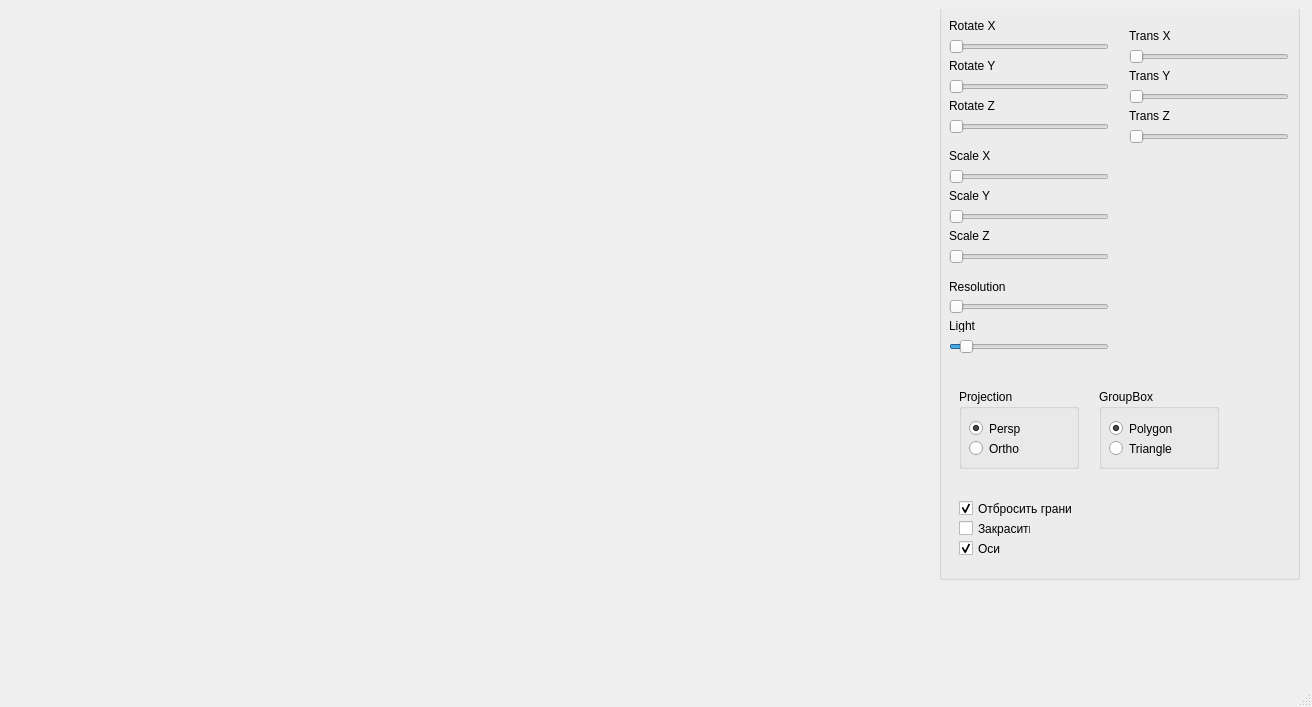
Before: the Qt Designer form mainwindow.ui in YuriyKortev/Qt-OpenGL-ES-Dodecahedron, drawn with Qt 5.
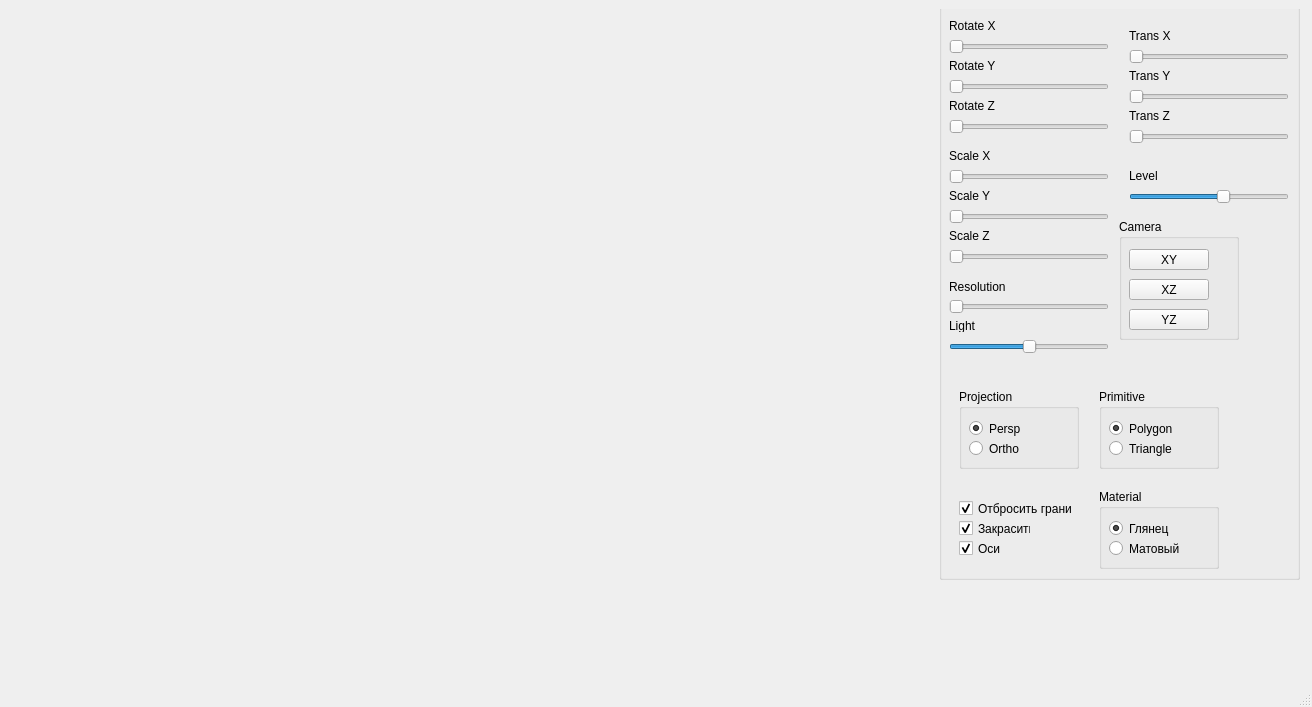
After: the same form once the commit is applied. Custom widgets are drawn as their Qt base class.

Diff of the .ui file:
```diff
--- a/mainwindow.ui
+++ b/mainwindow.ui
@@ -403,6 +403,9 @@
         <property name="text">
          <string>Закрасить</string>
         </property>
+        <property name="checked">
+         <bool>true</bool>
+        </property>
        </widget>
        <widget class="QSlider" name="horizontalSlider_10">
         <property name="geometry">
@@ -446,10 +449,10 @@
          </rect>
         </property>
         <property name="maximum">
-         <number>700</number>
+         <number>2000</number>
         </property>
         <property name="value">
-         <number>49</number>
+         <number>1000</number>
         </property>
         <property name="orientation">
          <enum>Qt::Horizontal</enum>
@@ -520,7 +523,7 @@
          </rect>
         </property>
         <property name="title">
-         <string>GroupBox</string>
+         <string>Primitive</string>
         </property>
         <widget class="QRadioButton" name="radioButton_3">
          <property name="geometry">
@@ -552,6 +555,132 @@
          </property>
         </widget>
        </widget>
+       <widget class="QSlider" name="horizontalSlider_12">
+        <property name="geometry">
+         <rect>
+          <x>190</x>
+          <y>200</y>
+          <width>160</width>
+          <height>16</height>
+         </rect>
+        </property>
+        <property name="maximum">
+         <number>15</number>
+        </property>
+        <property name="value">
+         <number>9</number>
+        </property>
+        <property name="orientation">
+         <enum>Qt::Horizontal</enum>
+        </property>
+       </widget>
+       <widget class="QLabel" name="label_12">
+        <property name="geometry">
+         <rect>
+          <x>190</x>
+          <y>180</y>
+          <width>47</width>
+          <height>13</height>
+         </rect>
+        </property>
+        <property name="text">
+         <string>Level</string>
+        </property>
+       </widget>
+       <widget class="QGroupBox" name="groupBox_4">
+        <property name="geometry">
+         <rect>
+          <x>160</x>
+          <y>500</y>
+          <width>120</width>
+          <height>80</height>
+         </rect>
+        </property>
+        <property name="title">
+         <string>Material</string>
+        </property>
+        <widget class="QRadioButton" name="radioButton_5">
+         <property name="geometry">
+          <rect>
+           <x>10</x>
+           <y>30</y>
+           <width>84</width>
+           <height>19</height>
+          </rect>
+         </property>
+         <property name="text">
+          <string>Глянец</string>
+         </property>
+         <property name="checked">
+          <bool>true</bool>
+         </property>
+        </widget>
+        <widget class="QRadioButton" name="radioButton_6">
+         <property name="geometry">
+          <rect>
+           <x>10</x>
+           <y>50</y>
+           <width>84</width>
+           <height>19</height>
+          </rect>
+         </property>
+         <property name="text">
+          <string>Матовый</string>
+         </property>
+        </widget>
+       </widget>
+       <widget class="QGroupBox" name="groupBox_5">
+        <property name="geometry">
+         <rect>
+          <x>180</x>
+          <y>230</y>
+          <width>120</width>
+          <height>121</height>
+         </rect>
+        </property>
+        <property name="title">
+         <string>Camera</string>
+        </property>
+        <widget class="QPushButton" name="pushButton">
+         <property name="geometry">
+          <rect>
+           <x>10</x>
+           <y>30</y>
+           <width>80</width>
+           <height>21</height>
+          </rect>
+         </property>
+         <property name="text">
+          <string>XY</string>
+         </property>
+        </widget>
+        <widget class="QPushButton" name="pushButton_3">
+         <property name="geometry">
+          <rect>
+           <x>10</x>
+           <y>60</y>
+           <width>80</width>
+           <height>21</height>
+          </rect>
+         </property>
+         <property name="text">
+          <string>XZ</string>
+         </property>
+        </widget>
+        <widget class="QPushButton" name="pushButton_4">
+         <property name="geometry">
+          <rect>
+           <x>10</x>
+           <y>90</y>
+           <width>80</width>
+           <height>21</height>
+          </rect>
+         </property>
+         <property name="text">
+          <string>YZ</string>
+         </property>
+        </widget>
+       </widget>
       </widget>
      </widget>
     </item>
```
